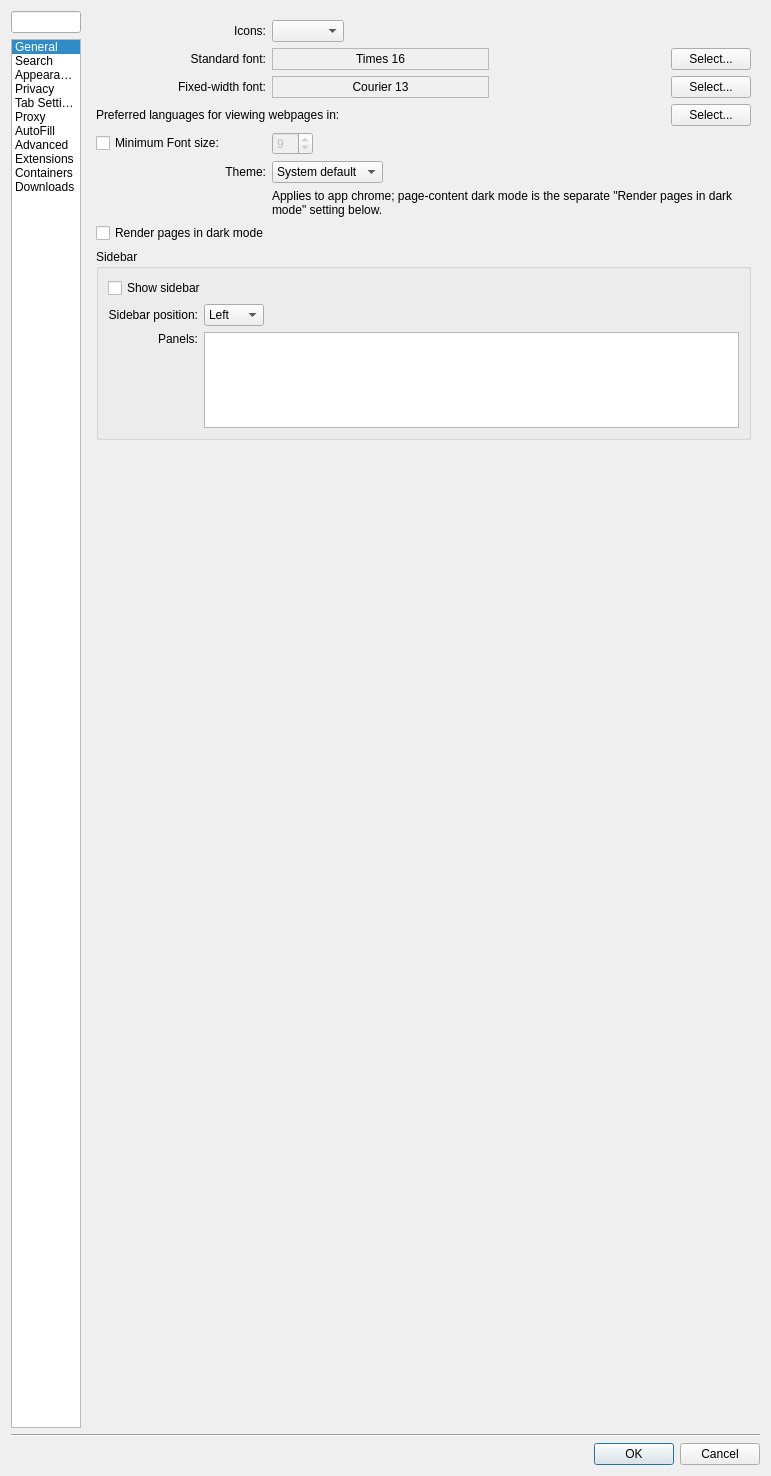
The window that src/settings.ui (IT-Space-2026/arktos) describes before a commit, drawn with Qt 5.
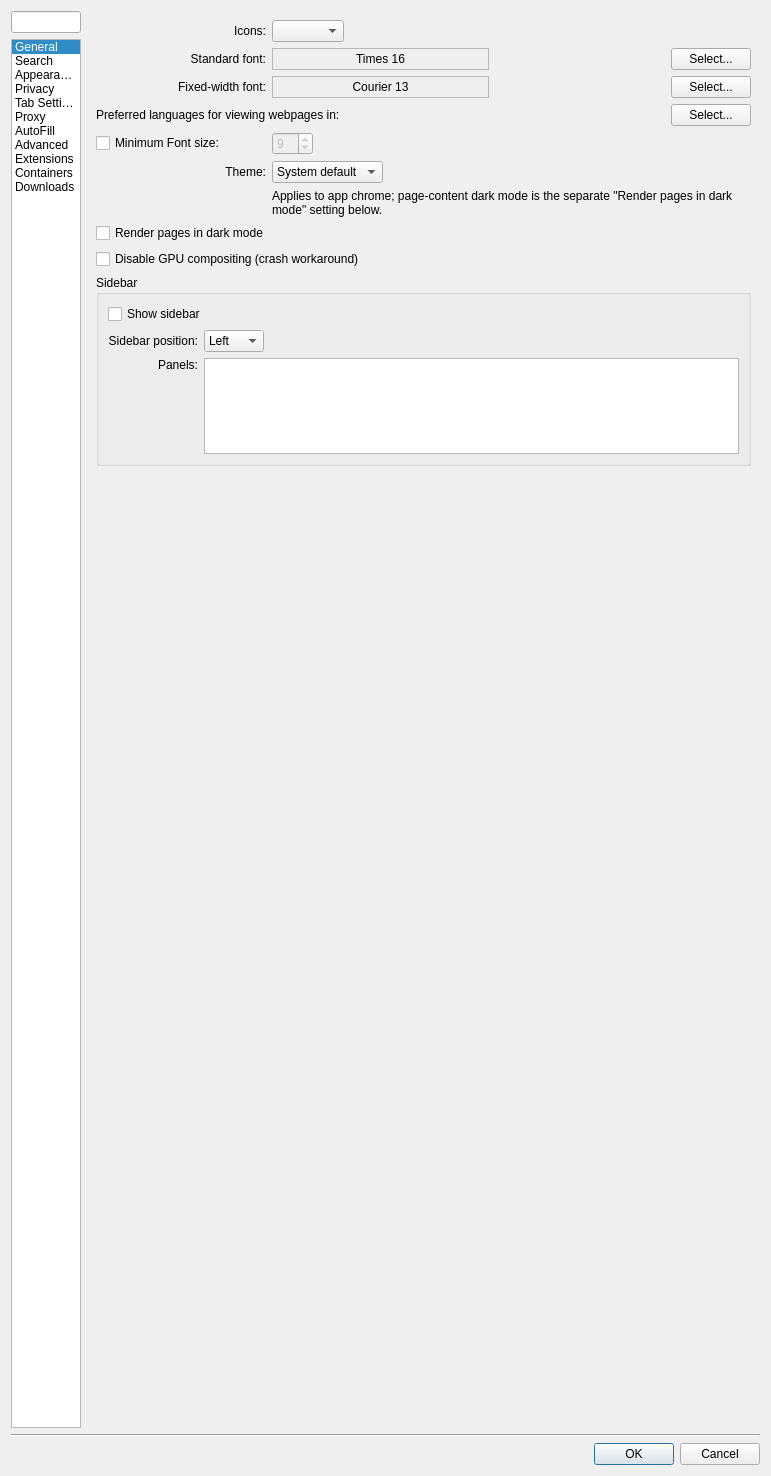
The same window after the commit. The open tabs and pages were chosen to show the change. Custom widgets are drawn as their Qt base class.

Commit message: CRASH01: contain Qt 6.12 WebEngine GPU-compositor CHECK crashes

What changed in the file:
```diff
--- a/src/settings.ui
+++ b/src/settings.ui
@@ -1244,7 +1244,17 @@
          </property>
         </widget>
        </item>
-       <item row="8" column="0" colspan="5">
+       <item row="8" column="0" colspan="3">
+        <widget class="QCheckBox" name="disableGpuCompositing">
+         <property name="toolTip">
+          <string>Workaround for QtWebEngine GPU-process crashes (SIGTRAP in the display compositor): page compositing moves to software while WebGL/canvas acceleration stays on. Takes effect after a restart and is enabled automatically after repeated crashy exits.</string>
+         </property>
+         <property name="text">
+          <string>Disable GPU compositing (crash workaround)</string>
+         </property>
+        </widget>
+       </item>
+       <item row="9" column="0" colspan="5">
         <widget class="QGroupBox" name="sidebarGroupBox">
          <property name="title">
           <string>Sidebar</string>
@@ -1334,7 +1344,7 @@
          </layout>
         </widget>
        </item>
-       <item row="9" column="3">
+       <item row="10" column="3">
         <spacer name="verticalSpacer">
          <property name="orientation">
           <enum>Qt::Vertical</enum>
```
The commit also changes 13 other files.
